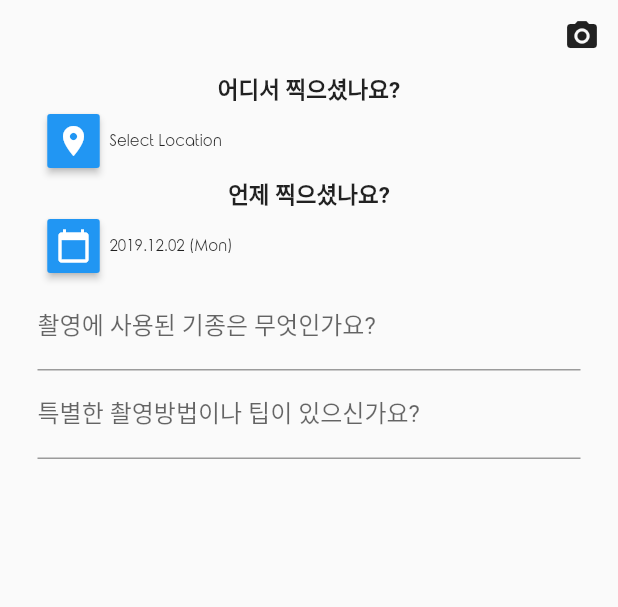
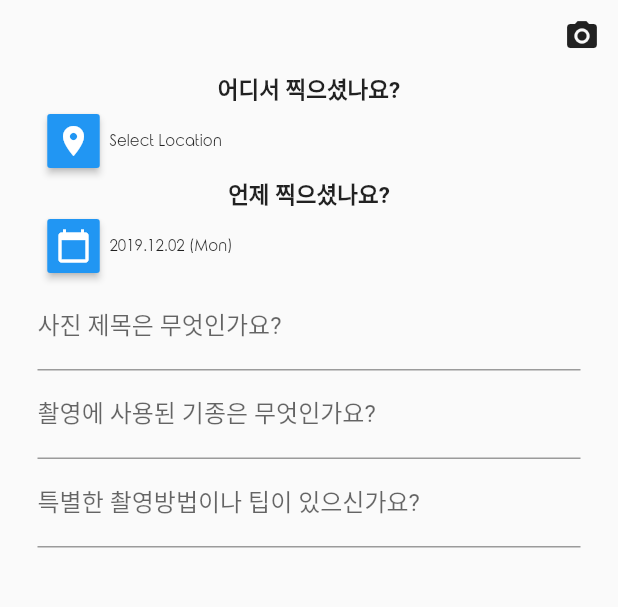
Before and after one commit to jaehoonx2/everybody_cheese, a Flutter app: the UploadPage screen opened directly, after a tap on "Upload", on a phone screen of 412 x 824 dp, the part 496-1103 px from its top. Run offline on Flutter 3.47's test engine with Material 2 defaults, Android fonts, the phone set to English and light mode, and no system bars; our stand-ins replace carousel_slider, cloud_firestore, device_info, firebase_auth, firebase_storage, flutter_signin_button and 3 more; missing offline and left inert: flutter_google_places, geocoder, google_maps_webservice; accounts and stored records are empty; Roboto replaces fonts that are missing (HangeulNuri).

Commit message:
1.0.0 finished

```diff
--- a/lib/add.dart
+++ b/lib/add.dart
@@ -94,7 +94,6 @@ class UploadPage extends StatefulWidget {
 
 class _UploadPageState extends State<UploadPage> {
   int _mode;
-  var _finish;
   FirebaseUser user;
 
   Position _currentPosition;
@@ -146,18 +145,17 @@ class _UploadPageState extends State<UploadPage> {
 
       var address = await Geocoder.local.findAddressesFromQuery(p.description);
 
-      setState(() {
-        _currentAddress = p.description;
-        _currentPosition = Position(latitude: lat, longitude: lng);
-      });
-
-//      print(p.description);
-//      print(lat);
-//      print(lng);
+      if(lat != null && lng != null) {
+        setState(() {
+          _currentAddress = p.description;
+          _currentPosition = Position(latitude: lat, longitude: lng);
+        });
+      }
     }
   }
   // End of the flutter_google_places
 
+  final titleController = TextEditingController();
   final descController = TextEditingController();
   final camController = TextEditingController();
 
@@ -187,9 +185,7 @@ class _UploadPageState extends State<UploadPage> {
     }
 
     _getUserInfo().then((finish) {
-      setState(() {
-        _finish = finish;
-      });
+      setState(() {});
     });
   }
 
@@ -217,7 +213,8 @@ class _UploadPageState extends State<UploadPage> {
 
     setState(() {
       _image = image;
-      camController.text = _device;
+      if(_mode == 0)
+        camController.text = _device;
       print('Image Path $_image');
     });
   }
@@ -274,6 +271,7 @@ class _UploadPageState extends State<UploadPage> {
             ),
             onPressed: () async {
               if (_currentAddress.isNotEmpty &&
+                  titleController.text.isNotEmpty &&
                   descController.text.isNotEmpty &&
                   camController.text.isNotEmpty) {
                 await _getImageURL();
@@ -282,6 +280,7 @@ class _UploadPageState extends State<UploadPage> {
                   final collRef = Firestore.instance.collection('posts');
                   DocumentReference docReferance = collRef.document();
                   docReferance.setData({
+                    'title': titleController.text,
                     'location': _currentAddress,
                     'longitude': _currentPosition.longitude,
                     'latitude': _currentPosition.latitude,
@@ -293,15 +292,14 @@ class _UploadPageState extends State<UploadPage> {
                     'authorID': user.uid,
                     'taken': Timestamp.fromDate(_takenDate),
                     'votes': 0,
-                    'clickedID': [
-                      null,
-                    ],
+                    'clickedID': [null,],
                   });
 
                   print('success');
 
                   _image = null;
                   await _getImageURL();
+                  titleController.clear();
                   camController.clear();
                   descController.clear();
                 } else {
@@ -354,14 +352,9 @@ class _UploadPageState extends State<UploadPage> {
                             if(_mode == 0)
                               await _getCurrentLocation();
                             else {
-                              // IOS --> error occured
-                              if(Platform.isAndroid){
                                 Prediction p = await PlacesAutocomplete.show(
                                     context: context, apiKey: kGoogleApiKey);
                                 displayPrediction(p);
-                              } else {
-                                await _getCurrentLocation();
-                              }
                             }
                           }
                       ),
@@ -412,6 +405,17 @@ class _UploadPageState extends State<UploadPage> {
               child: TextField(
                 decoration: InputDecoration(
                   filled: false,
+                  labelText: '사진 제목은 무엇인가요?',
+                ),
+                controller: titleController,
+              ),
+            ),
+            SizedBox(width: 20.0,),
+            Padding(
+              padding: EdgeInsets.symmetric(horizontal: 25.0),
+              child: TextField(
+                decoration: InputDecoration(
+                  filled: false,
                   labelText: '촬영에 사용된 기종은 무엇인가요?',
                 ),
                 controller: camController,
--- a/pubspec.yaml
+++ b/pubspec.yaml
@@ -21,8 +21,12 @@ dependencies:
   geolocator: ^5.1.5
   google_sign_in: ^4.0.14
   google_maps_flutter: ^0.5.21+12
+  http: ^0.12.0+2
   image_picker: ^0.6.2
   intl: ^0.16.0
+  location: ^2.3.5
+  shared_preferences: ^0.5.4+6
+
 
 dev_dependencies:
   flutter_test:
```
Also changed, not shown: lib/detail.dart (+77 -44 lines), lib/home.dart (+12 -3 lines), lib/model/post.dart (+6 -3 lines), lib/mypage.dart (+20 -16 lines), lib/search.dart (+26 -39 lines), pubspec.lock, 4 other files.
